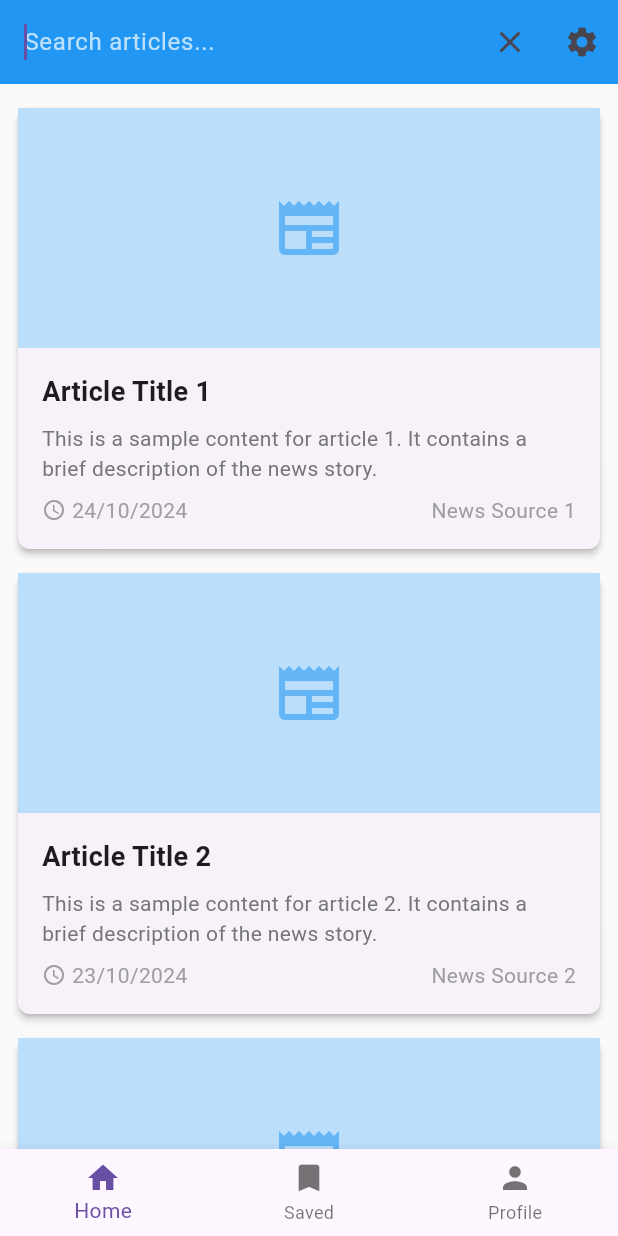
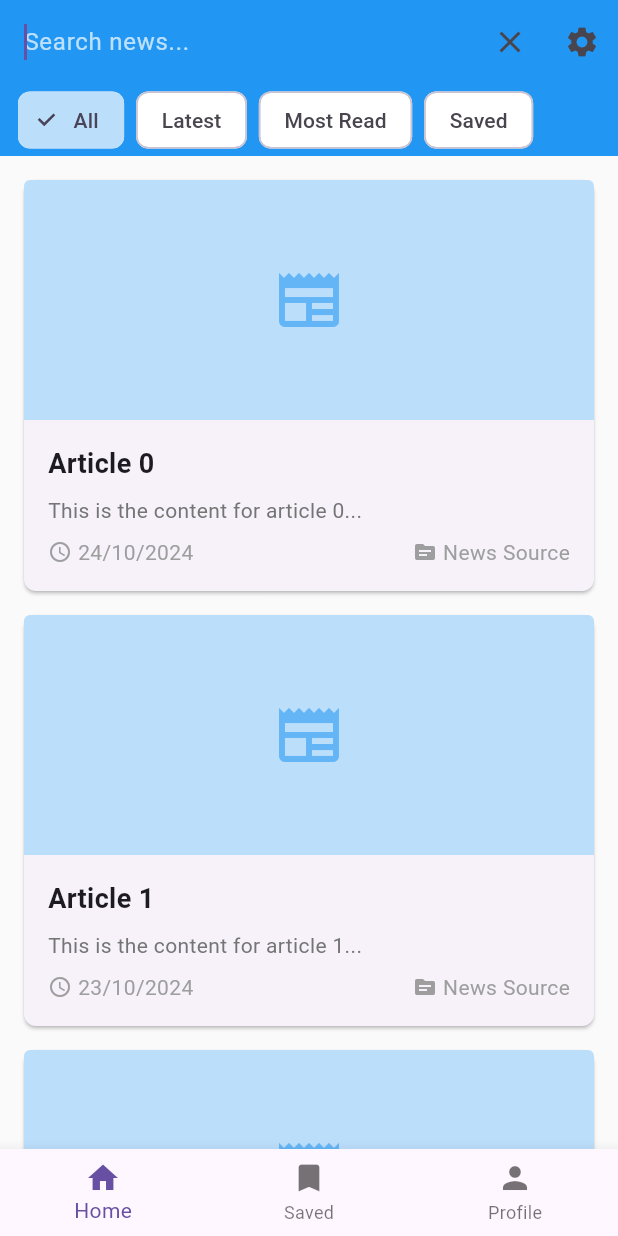
Before and after one commit to Ayivugwe/imyazi, a Flutter app: the screen it shows after launch, after a tap on the "search" icon, on a phone screen of 412 x 824 dp. Run offline on Flutter 3.47's test engine with Material 3 defaults, Android fonts, the phone set to English and light mode, and no system bars; our stand-ins replace share_plus.

Commit message:
Version  working a little bit

```diff
--- a/lib/screens/home_screen.dart
+++ b/lib/screens/home_screen.dart
@@ -1,36 +1,58 @@
 // lib/screens/home_screen.dart
 import 'package:flutter/material.dart';
+import '../models/article.dart';
+import 'post_screen.dart';
+import 'settings_screen.dart';
 
 class HomeScreen extends StatefulWidget {
+  const HomeScreen({super.key});
+
   @override
+  // ignore: library_private_types_in_public_api
   _HomeScreenState createState() => _HomeScreenState();
 }
 
 class _HomeScreenState extends State<HomeScreen> {
   final TextEditingController _searchController = TextEditingController();
   bool _isSearching = false;
-  List<Map<String, dynamic>> _articles = [];
-  List<Map<String, dynamic>> _filteredArticles = [];
+  String _selectedFilter = 'All';
+  List<Article> _articles = [];
+  List<Article> _filteredArticles = [];
+  bool _isLoading = true;
+
+  final List<String> _filters = ['All', 'Latest', 'Most Read', 'Saved'];
 
   @override
   void initState() {
     super.initState();
-    // Initialize with dummy data immediately
-    _articles = _getDummyArticles();
-    _filteredArticles = _articles;
+    _loadArticles();
   }
 
-  List<Map<String, dynamic>> _getDummyArticles() {
-    return List.generate(
+  @override
+  void dispose() {
+    _searchController.dispose();
+    super.dispose();
+  }
+
+  Future<void> _loadArticles() async {
+    // Simulate loading articles
+    await Future.delayed(const Duration(seconds: 1));
+
+    // Replace with your actual article loading logic
+    _articles = List.generate(
       10,
-      (index) => {
-        'title': 'Article Title ${index + 1}',
-        'content':
-            'This is a sample content for article ${index + 1}. It contains a brief description of the news story.',
-        'date': DateTime.now().subtract(Duration(days: index)),
-        'source': 'News Source ${index + 1}',
-      },
+      (index) => Article(
+        title: 'Article $index',
+        content: 'This is the content for article $index...',
+        publishDate: DateTime.now().subtract(Duration(days: index)),
+        source: 'News Source',
+      ),
     );
+
+    setState(() {
+      _filteredArticles = _articles;
+      _isLoading = false;
+    });
   }
 
   void _filterArticles(String query) {
@@ -43,8 +65,8 @@ class _HomeScreenState extends State<HomeScreen> {
 
     setState(() {
       _filteredArticles = _articles.where((article) {
-        return article['title'].toLowerCase().contains(query.toLowerCase()) ||
-            article['content'].toLowerCase().contains(query.toLowerCase());
+        return article.title.toLowerCase().contains(query.toLowerCase()) ||
+            article.content.toLowerCase().contains(query.toLowerCase());
       }).toList();
     });
   }
@@ -52,20 +74,26 @@ class _HomeScreenState extends State<HomeScreen> {
   @override
   Widget build(BuildContext context) {
     return Scaffold(
-      appBar: AppBar(
+      body: NestedScrollView(
+        headerSliverBuilder: (context, innerBoxIsScrolled) {
+          return [
+            SliverAppBar(
+              floating: true,
+              pinned: true,
+              snap: false,
               title: _isSearching
                   ? TextField(
                       controller: _searchController,
                       autofocus: true,
-                style: TextStyle(color: Colors.white),
-                decoration: InputDecoration(
-                  hintText: 'Search articles...',
+                      decoration: const InputDecoration(
+                        hintText: 'Search news...',
+                        border: InputBorder.none,
                         hintStyle: TextStyle(color: Colors.white70),
-                  border: InputBorder.none,
                       ),
+                      style: const TextStyle(color: Colors.white),
                       onChanged: _filterArticles,
                     )
-            : Text('News App'),
+                  : const Text('IMyazi mu Kifuliiru'),
               actions: [
                 IconButton(
                   icon: Icon(_isSearching ? Icons.close : Icons.search),
@@ -80,28 +108,87 @@ class _HomeScreenState extends State<HomeScreen> {
                   },
                 ),
                 IconButton(
-            icon: Icon(Icons.settings),
+                  icon: const Icon(Icons.settings),
                   onPressed: () {
-              // Navigate to settings
+                    Navigator.push(
+                      context,
+                      MaterialPageRoute(builder: (context) => SettingsScreen()),
+                    );
                   },
                 ),
               ],
+              bottom: PreferredSize(
+                preferredSize: const Size.fromHeight(48),
+                child: SizedBox(
+                  height: 48,
+                  child: ListView.builder(
+                    scrollDirection: Axis.horizontal,
+                    padding: const EdgeInsets.symmetric(horizontal: 8.0),
+                    itemCount: _filters.length,
+                    itemBuilder: (context, index) {
+                      return Padding(
+                        padding: const EdgeInsets.symmetric(horizontal: 4.0),
+                        child: FilterChip(
+                          label: Text(_filters[index]),
+                          selected: _selectedFilter == _filters[index],
+                          onSelected: (selected) {
+                            setState(() {
+                              _selectedFilter = _filters[index];
+                            });
+                            // Implement filter logic here
+                          },
+                          backgroundColor: Colors.white,
+                          selectedColor: Colors.blue[100],
                         ),
-      body: _filteredArticles.isEmpty
-          ? Center(
-              child: Text('No articles found'),
+                      );
+                    },
+                  ),
+                ),
+              ),
+            ),
+          ];
+        },
+        body: _isLoading
+            ? const Center(child: CircularProgressIndicator())
+            : _filteredArticles.isEmpty
+                ? const Center(
+                    child: Column(
+                      mainAxisAlignment: MainAxisAlignment.center,
+                      children: [
+                        Icon(Icons.search_off, size: 64, color: Colors.grey),
+                        SizedBox(height: 16),
+                        Text(
+                          'No articles found',
+                          style: TextStyle(
+                            fontSize: 16,
+                            color: Colors.grey,
+                          ),
+                        ),
+                      ],
+                    ),
                   )
-          : ListView.builder(
-              padding: EdgeInsets.all(8),
+                : RefreshIndicator(
+                    onRefresh: _loadArticles,
+                    child: ListView.builder(
+                      padding: const EdgeInsets.only(top: 8),
                       itemCount: _filteredArticles.length,
                       itemBuilder: (context, index) {
                         final article = _filteredArticles[index];
                         return Card(
-                  elevation: 2,
-                  margin: EdgeInsets.symmetric(vertical: 8, horizontal: 4),
+                          margin: const EdgeInsets.symmetric(
+                            horizontal: 16,
+                            vertical: 8,
+                          ),
                           child: InkWell(
                             onTap: () {
-                      // Navigate to article detail
+                              Navigator.push(
+                                context,
+                                MaterialPageRoute(
+                                  builder: (context) => PostScreen(
+                                    article: article,
+                                  ),
+                                ),
+                              );
                             },
                             child: Column(
                               crossAxisAlignment: CrossAxisAlignment.start,
@@ -109,52 +196,70 @@ class _HomeScreenState extends State<HomeScreen> {
                                 Container(
                                   height: 160,
                                   width: double.infinity,
+                                  decoration: BoxDecoration(
                                     color: Colors.blue[100],
-                          child: Center(
-                            child: Icon(
+                                    borderRadius: const BorderRadius.vertical(
+                                      top: Radius.circular(4),
+                                    ),
+                                  ),
+                                  child: article.imageUrl != null
+                                      ? Image.network(
+                                          article.imageUrl!,
+                                          fit: BoxFit.cover,
+                                        )
+                                      : Icon(
                                           Icons.newspaper,
                                           size: 48,
                                           color: Colors.blue[300],
                                         ),
                                 ),
-                        ),
                                 Padding(
-                          padding: EdgeInsets.all(16),
+                                  padding: const EdgeInsets.all(16),
                                   child: Column(
-                            crossAxisAlignment: CrossAxisAlignment.start,
+                                    crossAxisAlignment:
+                                        CrossAxisAlignment.start,
                                     children: [
                                       Text(
-                                article['title'],
-                                style: TextStyle(
+                                        article.title,
+                                        style: const TextStyle(
                                           fontSize: 18,
                                           fontWeight: FontWeight.bold,
                                         ),
                                       ),
-                              SizedBox(height: 8),
+                                      const SizedBox(height: 8),
                                       Text(
-                                article['content'],
+                                        article.content,
                                         maxLines: 2,
                                         overflow: TextOverflow.ellipsis,
                                         style: TextStyle(
                                           color: Colors.grey[600],
                                         ),
                                       ),
-                              SizedBox(height: 8),
+                                      const SizedBox(height: 8),
                                       Row(
                                         children: [
-                                  Icon(Icons.access_time,
-                                      size: 16, color: Colors.grey),
-                                  SizedBox(width: 4),
+                                          const Icon(
+                                            Icons.access_time,
+                                            size: 16,
+                                            color: Colors.grey,
+                                          ),
+                                          const SizedBox(width: 4),
                                           Text(
-                                    _formatDate(article['date']),
-                                    style: TextStyle(
+                                            _formatDate(article.publishDate),
+                                            style: const TextStyle(
                                               color: Colors.grey,
                                             ),
                                           ),
-                                  Spacer(),
+                                          const Spacer(),
+                                          const Icon(
+                                            Icons.source,
+                                            size: 16,
+                                            color: Colors.grey,
+                                          ),
+                                          const SizedBox(width: 4),
                                           Text(
-                                    article['source'],
-                                    style: TextStyle(
+                                            article.source,
+                                            style: const TextStyle(
                                               color: Colors.grey,
                                             ),
                                           ),
@@ -169,9 +274,11 @@ class _HomeScreenState extends State<HomeScreen> {
                         );
                       },
                     ),
+                  ),
+      ),
       bottomNavigationBar: BottomNavigationBar(
         currentIndex: 0,
-        items: [
+        items: const [
           BottomNavigationBarItem(
             icon: Icon(Icons.home),
             label: 'Home',
@@ -192,10 +299,4 @@ class _HomeScreenState extends State<HomeScreen> {
   String _formatDate(DateTime date) {
     return '${date.day}/${date.month}/${date.year}';
   }
-
-  @override
-  void dispose() {
-    _searchController.dispose();
-    super.dispose();
 }
-}
```
Lines whose indentation alone changed are shown as unchanged.
